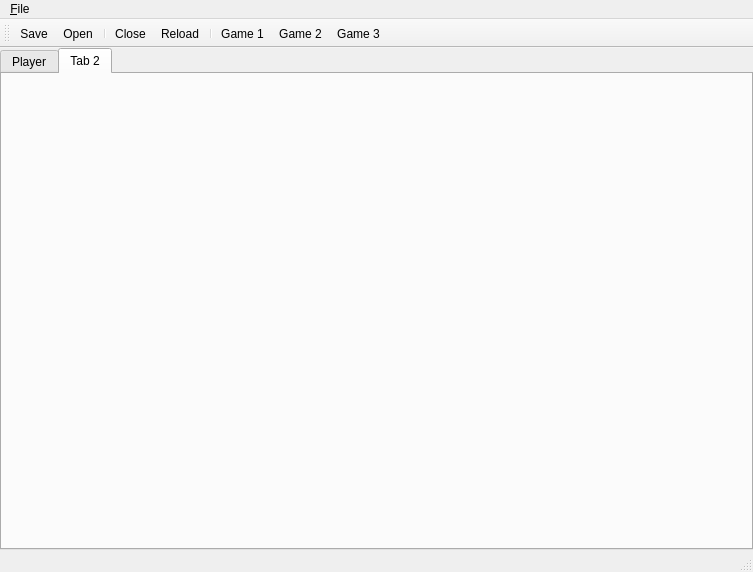
Above: save editor/SS_SaveEditor/mainwindow.ui from Antidote/skyward-sword-save-editor before the change. Below: the same form after it.
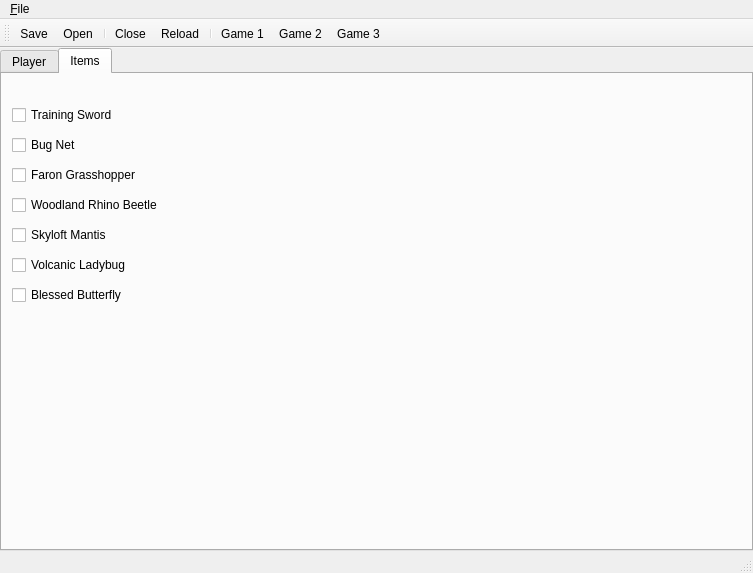
That is the form after the change. The open tabs and pages were chosen to show the change.

The edit to the form file:
```diff
--- a/save editor/SS_SaveEditor/mainwindow.ui
+++ b/save editor/SS_SaveEditor/mainwindow.ui
@@ -7,7 +7,7 @@
     <x>0</x>
     <y>0</y>
     <width>753</width>
-    <height>572</height>
+    <height>573</height>
    </rect>
   </property>
   <property name="windowTitle">
@@ -759,8 +759,99 @@
       </widget>
       <widget class="QWidget" name="tab_2">
        <attribute name="title">
-        <string>Tab 2</string>
+        <string>Items</string>
        </attribute>
+       <widget class="QCheckBox" name="trainingSwdChkBox">
+        <property name="geometry">
+         <rect>
+          <x>10</x>
+          <y>30</y>
+          <width>131</width>
+          <height>22</height>
+         </rect>
+        </property>
+        <property name="text">
+         <string>Training Sword</string>
+        </property>
+       </widget>
+       <widget class="QCheckBox" name="bugNetChkBox">
+        <property name="geometry">
+         <rect>
+          <x>10</x>
+          <y>60</y>
+          <width>97</width>
+          <height>22</height>
+         </rect>
+        </property>
+        <property name="text">
+         <string>Bug Net</string>
+        </property>
+       </widget>
+       <widget class="QCheckBox" name="grassHopperChkBox">
+        <property name="geometry">
+         <rect>
+          <x>10</x>
+          <y>90</y>
+          <width>161</width>
+          <height>22</height>
+         </rect>
+        </property>
+        <property name="text">
+         <string>Faron Grasshopper</string>
+        </property>
+       </widget>
+       <widget class="QCheckBox" name="rhinoBeetleChkBox">
+        <property name="geometry">
+         <rect>
+          <x>10</x>
+          <y>120</y>
+          <width>191</width>
+          <height>22</height>
+         </rect>
+        </property>
+        <property name="text">
+         <string>Woodland Rhino Beetle</string>
+        </property>
+       </widget>
+       <widget class="QCheckBox" name="mantisChkBox">
+        <property name="geometry">
+         <rect>
+          <x>10</x>
+          <y>150</y>
+          <width>161</width>
+          <height>22</height>
+         </rect>
+        </property>
+        <property name="text">
+         <string>Skyloft Mantis</string>
+        </property>
+       </widget>
+       <widget class="QCheckBox" name="ladybugChkBox">
+        <property name="geometry">
+         <rect>
+          <x>10</x>
+          <y>180</y>
+          <width>161</width>
+          <height>22</height>
+         </rect>
+        </property>
+        <property name="text">
+         <string>Volcanic Ladybug</string>
+        </property>
+       </widget>
+       <widget class="QCheckBox" name="butterflyChkBox">
+        <property name="geometry">
+         <rect>
+          <x>10</x>
+          <y>210</y>
+          <width>161</width>
+          <height>22</height>
+         </rect>
+        </property>
+        <property name="text">
+         <string>Blessed Butterfly</string>
+        </property>
+       </widget>
       </widget>
      </widget>
     </item>
```
Left out of the diff: 2 changed lines with no effect on the pictures.
